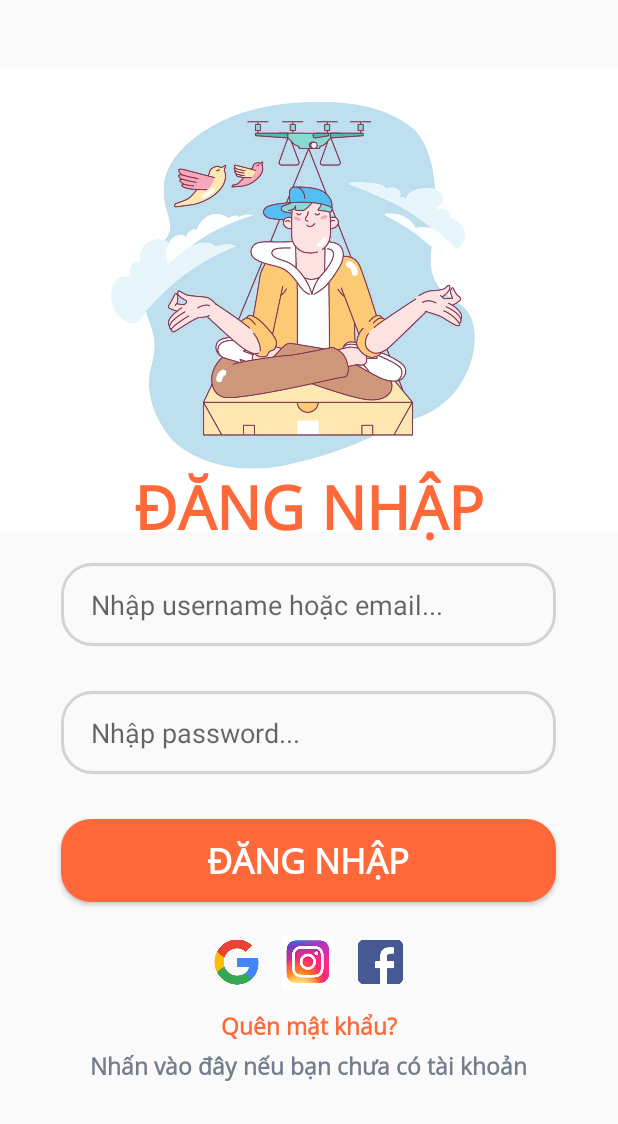
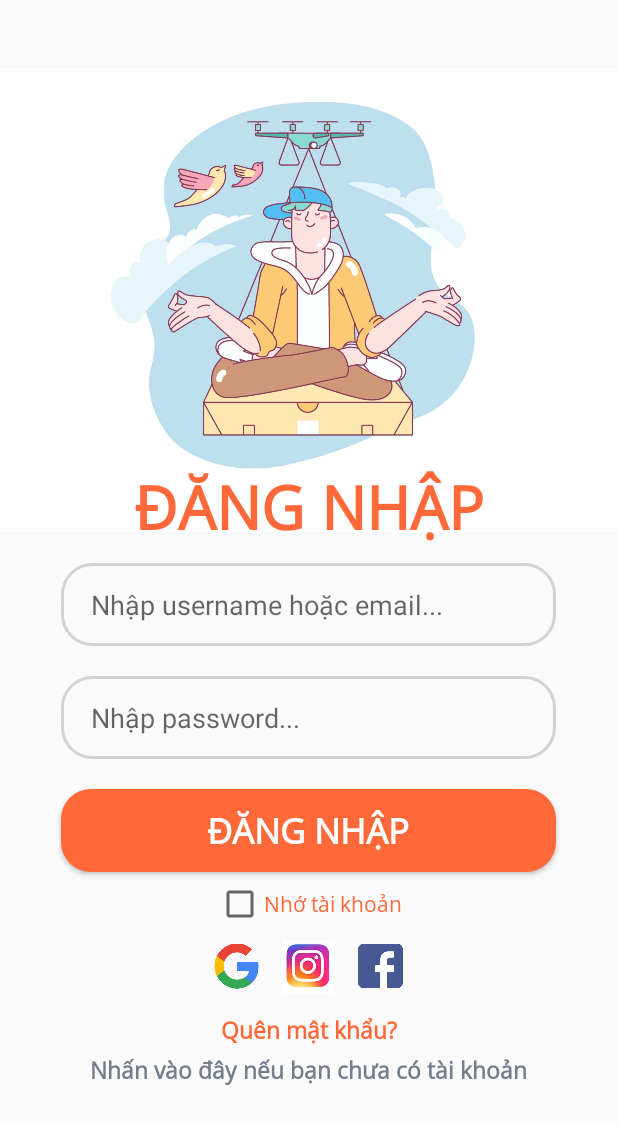
Before and after one commit to duongmien/Android_Food_Order_App, an Android app: the layout activity_dang_nhap.xml on its own in the app's theme, with its tools: preview values and no code run, on a phone screen of 412 x 824 dp. Shown: the top 1124 px of the screen. Run offline under Robolectric (Android 15) with nearby library versions, the phone set to English and light mode, and no system bars.

Commit message:
Mien  update Login remember

```diff
--- a/app/src/main/java/com/myfistapp/food_order_app/Activity/SanPham.java
+++ b/app/src/main/java/com/myfistapp/food_order_app/Activity/SanPham.java
@@ -1,12 +1,13 @@
 package com.myfistapp.food_order_app.Activity;
 
-import androidx.appcompat.app.AppCompatActivity;
-
+import android.content.Intent;
 import android.os.Bundle;
 import android.view.View;
 import android.view.WindowManager;
 import android.widget.ImageView;
 import android.widget.TextView;
+
+import androidx.appcompat.app.AppCompatActivity;
 
 import com.bumptech.glide.Glide;
 import com.myfistapp.food_order_app.Domain.SanPhamDomain;
@@ -74,6 +75,7 @@ public class SanPham extends AppCompatActivity {
             public void onClick(View v) {
                 object.setSoluongdathang(soluong);
                 managementCart.insertFood(object);
+                startActivity(new Intent(SanPham.this, TrangChu.class));
             }
         });
     }
--- /dev/null
+++ b/app/src/main/res/drawable/bg_sanpham.xml
@@ -0,0 +1,6 @@
+<?xml version="1.0" encoding="utf-8"?>
+<shape android:shape="oval" xmlns:android="http://schemas.android.com/apk/res/android">
+    <size
+        android:width="120dp"
+        android:height="120dp"/>
+</shape>
--- a/app/src/main/res/layout/activity_dang_nhap.xml
+++ b/app/src/main/res/layout/activity_dang_nhap.xml
@@ -47,15 +47,15 @@
         android:layout_height="wrap_content"
         android:layout_below="@id/username"
         android:layout_centerHorizontal="true"
-        android:layout_marginTop="30dp"
+        android:layout_marginTop="20dp"
         android:width="330dp"
         android:height="60dp"
         android:background="@drawable/edit_text_border"
+        android:hint="Nhập password..."
+        android:inputType="textPassword"
+        android:paddingLeft="20dp"
         android:paddingTop="15dp"
-        android:paddingBottom="15dp"
-        android:paddingLeft="20dp"
-        android:hint="Nhập password..."
-        android:inputType="textPassword" />
+        android:paddingBottom="15dp" />
 
     <Button
         android:id="@+id/bt_login"
@@ -63,7 +63,7 @@
         android:layout_height="wrap_content"
         android:layout_below="@id/pass"
         android:layout_centerHorizontal="true"
-        android:layout_marginTop="30dp"
+        android:layout_marginTop="20dp"
         android:width="330dp"
         android:height="55dp"
         android:background="@drawable/button_bg"
@@ -72,32 +72,44 @@
         android:textColor="@color/white"
         android:textSize="23dp"
         android:textStyle="bold" />
+
+    <CheckBox
+        android:id="@+id/checkbox"
+        android:layout_width="wrap_content"
+        android:layout_height="wrap_content"
+        android:text="Nhớ tài khoản"
+        android:layout_below="@id/bt_login"
+        android:layout_marginTop="5dp"
+        android:layout_centerHorizontal="true"
+        android:fontFamily="@font/opensans"
+        android:textColor="#FF6838" />
+
     <ImageView
         android:id="@+id/img_gg"
         android:layout_width="30dp"
         android:layout_height="40dp"
-        android:layout_below="@+id/bt_login"
+        android:layout_below="@id/checkbox"
+        android:layout_marginTop="5dp"
         android:layout_toLeftOf="@id/img_IG"
-        android:layout_marginTop="20dp"
         android:src="@drawable/gg" />
 
     <ImageView
         android:id="@+id/img_IG"
         android:layout_width="35dp"
         android:layout_height="40dp"
-        android:layout_below="@+id/bt_login"
+        android:layout_below="@id/checkbox"
+        android:layout_marginTop="5dp"
         android:layout_centerHorizontal="true"
         android:layout_marginLeft="15dp"
         android:layout_marginRight="15dp"
-        android:src="@drawable/ig"
-        android:layout_marginTop="20dp"/>
+        android:src="@drawable/ig" />
     <ImageView
         android:id="@+id/img_fb"
         android:layout_width="30dp"
         android:layout_height="40dp"
-        android:layout_below="@+id/bt_login"
         android:src="@drawable/fb"
-        android:layout_marginTop="20dp"
+        android:layout_below="@id/checkbox"
+        android:layout_marginTop="5dp"
         android:layout_toRightOf="@+id/img_IG"/>
 
     <TextView
@@ -111,7 +123,7 @@
         android:text="Quên mật khẩu?"
         android:textColor="#FF6838"
         android:textSize="15sp"
-        android:textStyle  ="bold" />
+        android:textStyle="bold" />
 
     <TextView
         android:id="@+id/text_signup"
```
Also changed, not shown: app/src/main/java/com/myfistapp/food_order_app/Activity/DangKy.java (+8 -4 lines), app/src/main/java/com/myfistapp/food_order_app/Activity/DangNhap.java (+36 -3 lines), app/src/main/res/drawable/ic_eye.xml (added, +10 -0 lines), app/src/main/res/layout/activity_dang_ky.xml (+32 -5 lines), app/src/main/res/layout/activity_san_pham.xml (+9 -10 lines).
